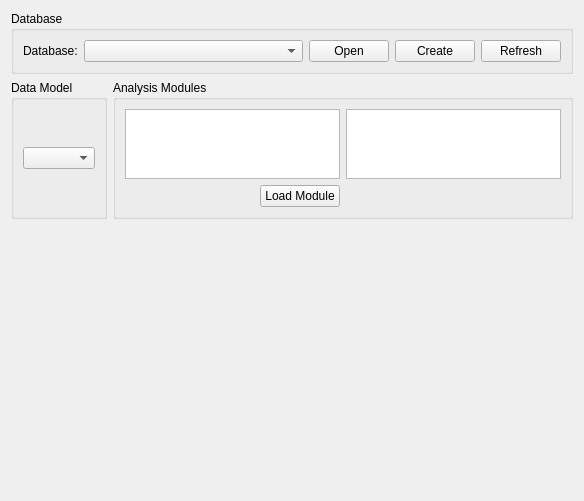
Qt form lib/modules/DataManager/AnalysisTemplate.ui (acq4/acq4) before a commit.
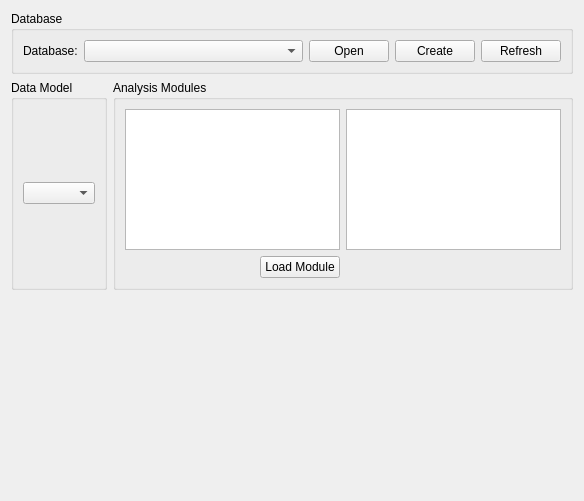
The same form after that commit.

Commit message: IVCurve updates, DataManager window adjustment, Exporters

The edit to the form file:
```diff
--- a/lib/modules/DataManager/AnalysisTemplate.ui
+++ b/lib/modules/DataManager/AnalysisTemplate.ui
@@ -69,7 +69,7 @@
      <property name="sizeHint" stdset="0">
       <size>
        <width>168</width>
-       <height>432</height>
+       <height>250</height>
       </size>
      </property>
     </spacer>
```
The commit also changes 6 other files.
